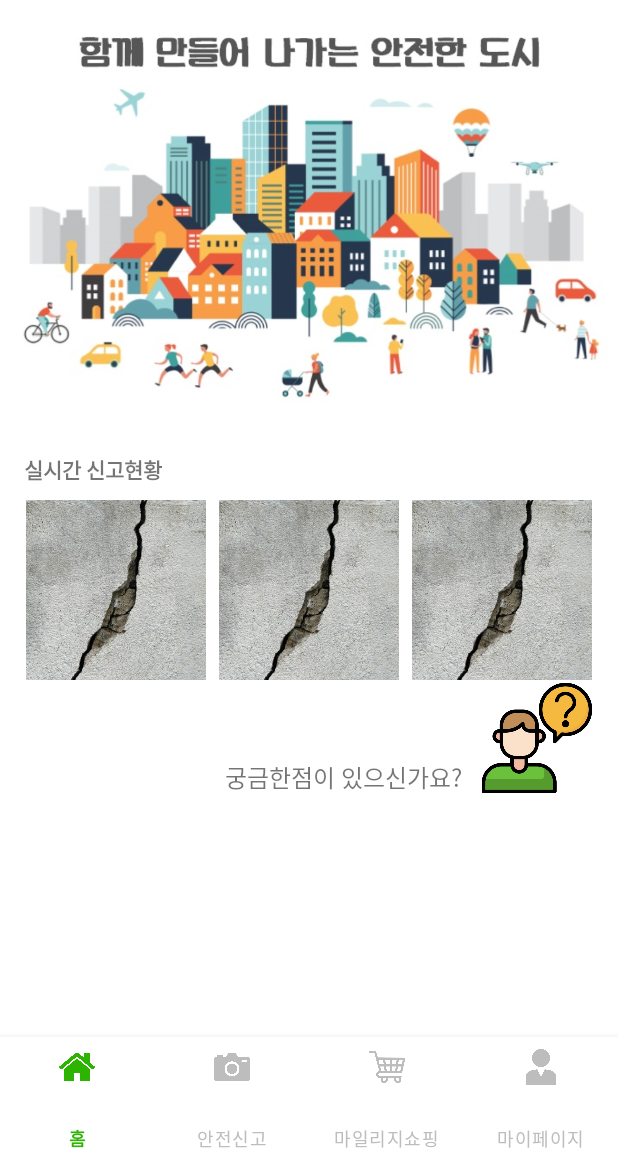
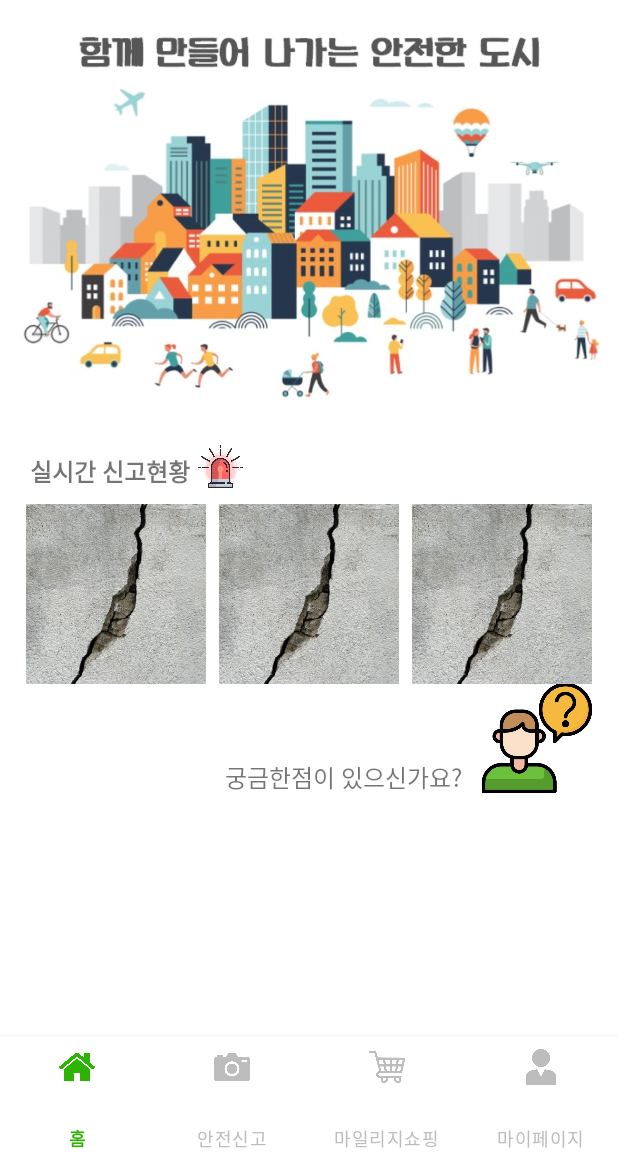
Before and after one commit to manseungchun/SmartCity, an Android app: the screen it shows after launch (MainActivity), on a phone screen of 412 x 824 dp, the part 75-1236 px from its top. Run offline under Robolectric (Android 15) with nearby library versions, the phone set to English and light mode, and no system bars; our stand-ins replace Volley; Roboto replaces fonts that are not available here.

Commit message:
보라작업 20220930 15:33

```diff
--- a/app/src/main/res/layout/fragment_1.xml
+++ b/app/src/main/res/layout/fragment_1.xml
@@ -40,10 +40,10 @@
         android:id="@+id/textView3"
         android:layout_width="wrap_content"
         android:layout_height="wrap_content"
-        android:layout_marginStart="16dp"
+        android:layout_marginStart="20dp"
         android:fontFamily="@font/jua"
         android:text="실시간 신고현황"
-        android:textSize="14sp"
+        android:textSize="16sp"
         android:textStyle="bold"
         app:layout_constraintStart_toStartOf="parent"
         app:layout_constraintTop_toBottomOf="@+id/imageView24" />
@@ -137,4 +137,15 @@
         app:layout_constraintStart_toEndOf="@+id/ckimg2"
         app:layout_constraintTop_toTopOf="@+id/ckimg2" />
 
+    <ImageView
+        android:id="@+id/imageView2"
+        android:layout_width="30dp"
+        android:layout_height="30dp"
+        android:layout_marginStart="5dp"
+        android:src="@drawable/lights"
+        app:layout_constraintBottom_toBottomOf="@+id/textView3"
+        app:layout_constraintStart_toEndOf="@+id/textView3"
+        app:layout_constraintTop_toTopOf="@+id/textView3"
+        app:layout_constraintVertical_bias="1.0" />
+
 </androidx.constraintlayout.widget.ConstraintLayout>
```
Also changed, not shown: app/src/main/res/drawable/lights.png (added).
